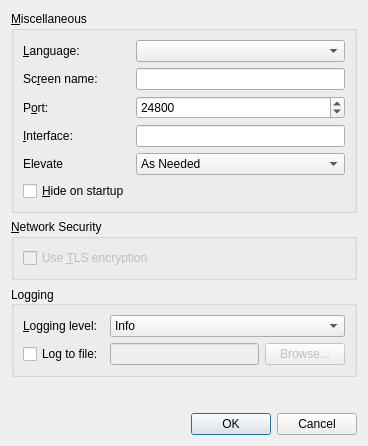
deskflow/deskflow, file src/gui/src/SettingsDialogBase.ui: the form before one commit.
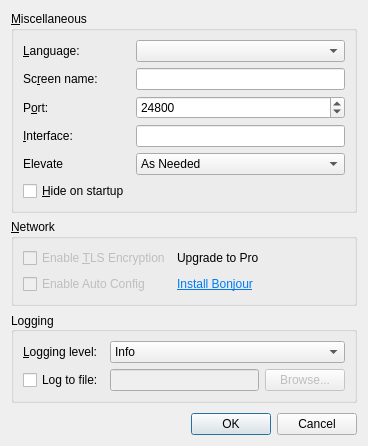
The form after the commit.

Commit message:
#6338 Part-done: Move Auto Config checkbox to settings screen
Also refactored Windows Bonjour code to new class, and moved some of the Zeroconf stuff to a new class

```diff
--- a/src/gui/src/SettingsDialogBase.ui
+++ b/src/gui/src/SettingsDialogBase.ui
@@ -168,7 +168,7 @@
       </sizepolicy>
      </property>
      <property name="title">
-      <string>&amp;Network Security</string>
+      <string>&amp;Network</string>
      </property>
      <layout class="QFormLayout" name="formLayout">
       <property name="fieldGrowthPolicy">
@@ -180,22 +180,42 @@
          <bool>false</bool>
         </property>
         <property name="text">
-         <string>Use &amp;TLS encryption</string>
+         <string>Enable &amp;TLS Encryption</string>
+        </property>
+       </widget>
+      </item>
+      <item row="2" column="0">
+       <widget class="QCheckBox" name="m_pCheckBoxAutoConfig">
+        <property name="enabled">
+         <bool>false</bool>
+        </property>
+        <property name="text">
+         <string>Enable Auto Config</string>
+        </property>
+       </widget>
+      </item>
+      <item row="2" column="1">
+       <widget class="QLabel" name="m_pLabelInstallBonjour">
+        <property name="text">
+         <string>&lt;html&gt;&lt;head/&gt;&lt;body&gt;&lt;p&gt;&lt;a href=&quot;#&quot;&gt;&lt;span style=&quot; text-decoration: underline; color:#007af4;&quot;&gt;Install Bonjour&lt;/span&gt;&lt;/a&gt;&lt;/p&gt;&lt;/body&gt;&lt;/html&gt;</string>
+        </property>
+        <property name="textFormat">
+         <enum>Qt::RichText</enum>
+        </property>
+        <property name="openExternalLinks">
+         <bool>true</bool>
         </property>
        </widget>
       </item>
       <item row="0" column="1">
-       <spacer name="horizontalSpacer">
-        <property name="orientation">
-         <enum>Qt::Horizontal</enum>
+       <widget class="QLabel" name="m_pLabelProUpgrade">
+        <property name="text">
+         <string>&lt;html&gt;&lt;head/&gt;&lt;body&gt;&lt;p&gt;&lt;a href=&quot;https://symless.com/account?source=gui&amp;amp;intent=upgrade&quot;&gt;&lt;span style=&quot; text-decoration: underline; color:#007af4;&quot;&gt;Upgrade to Pro&lt;/span&gt;&lt;/a&gt;&lt;/p&gt;&lt;/body&gt;&lt;/html&gt;</string>
         </property>
-        <property name="sizeHint" stdset="0">
-         <size>
-          <width>40</width>
-          <height>20</height>
-         </size>
+        <property name="textFormat">
+         <enum>Qt::RichText</enum>
         </property>
-       </spacer>
+       </widget>
       </item>
      </layout>
     </widget>
```
Left out of the diff: 2 changed lines with no effect on the pictures. The commit also changes 13 other files.
